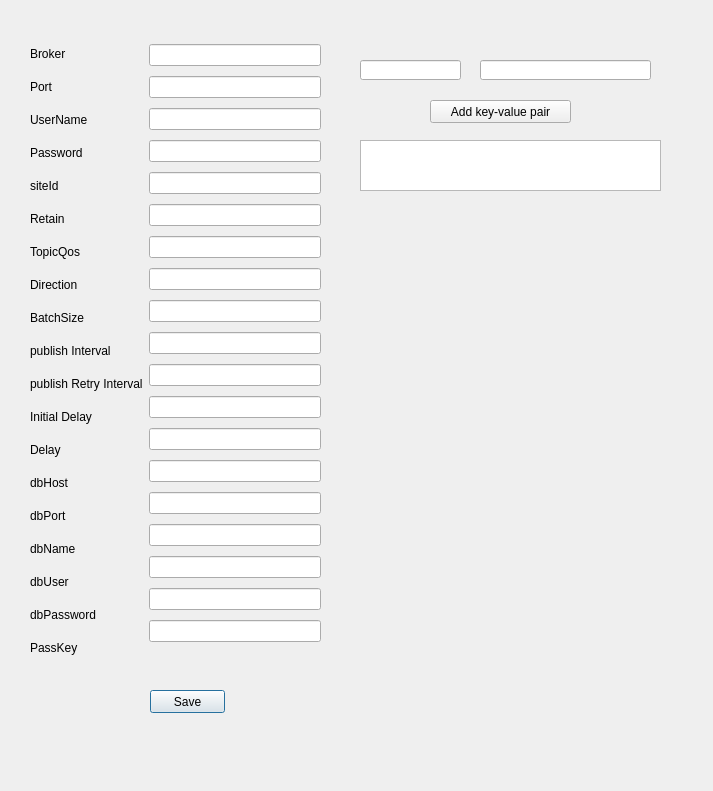
Qt form Config_GUI.ui (SathwiCh/E2C_GUI_pyqt5) before a commit.
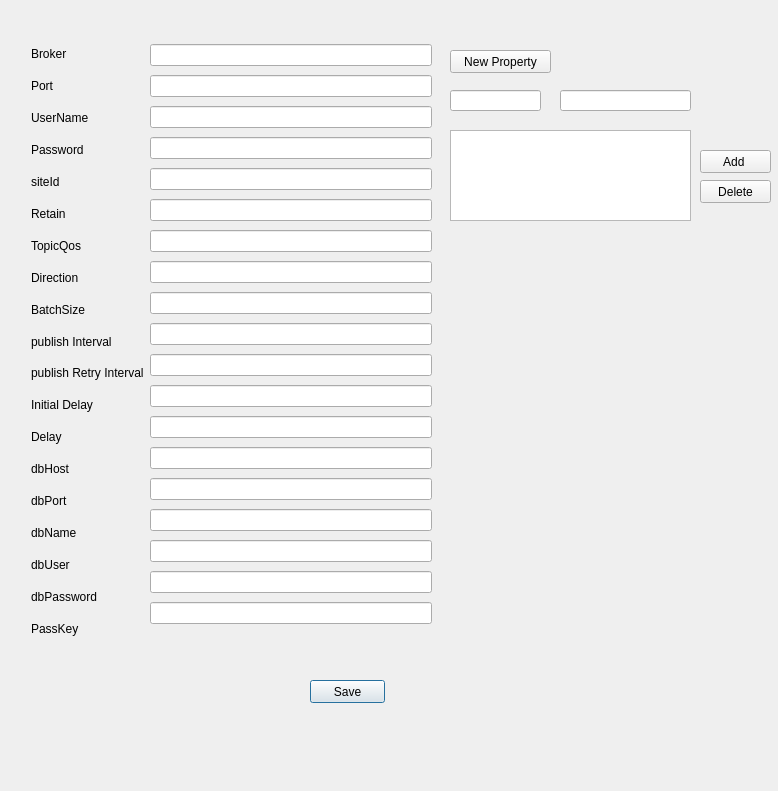
The same form after that commit.

```diff
--- a/Config_GUI.ui
+++ b/Config_GUI.ui
@@ -6,20 +6,115 @@
    <rect>
     <x>0</x>
     <y>0</y>
-    <width>713</width>
+    <width>778</width>
     <height>791</height>
    </rect>
   </property>
   <property name="windowTitle">
    <string>Dialog</string>
   </property>
-  <widget class="QWidget" name="layoutWidget">
+  <widget class="QPushButton" name="save_button">
    <property name="geometry">
     <rect>
-     <x>30</x>
-     <y>40</y>
-     <width>291</width>
-     <height>621</height>
+     <x>310</x>
+     <y>680</y>
+     <width>75</width>
+     <height>23</height>
+    </rect>
+   </property>
+   <property name="text">
+    <string>Save</string>
+   </property>
+  </widget>
+  <widget class="QLabel" name="status_label">
+   <property name="geometry">
+    <rect>
+     <x>250</x>
+     <y>730</y>
+     <width>241</width>
+     <height>31</height>
+    </rect>
+   </property>
+   <property name="text">
+    <string/>
+   </property>
+  </widget>
+  <widget class="QListWidget" name="key_value_list">
+   <property name="geometry">
+    <rect>
+     <x>450</x>
+     <y>130</y>
+     <width>241</width>
+     <height>91</height>
+    </rect>
+   </property>
+  </widget>
+  <widget class="QPushButton" name="add_button">
+   <property name="geometry">
+    <rect>
+     <x>700</x>
+     <y>150</y>
+     <width>71</width>
+     <height>23</height>
+    </rect>
+   </property>
+   <property name="text">
+    <string>Add </string>
+   </property>
+  </widget>
+  <widget class="QPushButton" name="add_input_fields">
+   <property name="geometry">
+    <rect>
+     <x>450</x>
+     <y>50</y>
+     <width>101</width>
+     <height>23</height>
+    </rect>
+   </property>
+   <property name="text">
+    <string>New Property</string>
+   </property>
+  </widget>
+  <widget class="QLineEdit" name="key_input">
+   <property name="geometry">
+    <rect>
+     <x>450</x>
+     <y>90</y>
+     <width>91</width>
+     <height>21</height>
+    </rect>
+   </property>
+  </widget>
+  <widget class="QLineEdit" name="value_input">
+   <property name="geometry">
+    <rect>
+     <x>560</x>
+     <y>90</y>
+     <width>131</width>
+     <height>21</height>
+    </rect>
+   </property>
+  </widget>
+  <widget class="QPushButton" name="delete_button">
+   <property name="geometry">
+    <rect>
+     <x>700</x>
+     <y>180</y>
+     <width>71</width>
+     <height>23</height>
+    </rect>
+   </property>
+   <property name="text">
+    <string>Delete</string>
+   </property>
+  </widget>
+  <widget class="QWidget" name="">
+   <property name="geometry">
+    <rect>
+     <x>31</x>
+     <y>41</y>
+     <width>401</width>
+     <height>601</height>
     </rect>
    </property>
    <layout class="QHBoxLayout" name="horizontalLayout">
@@ -227,75 +322,6 @@
     </item>
    </layout>
   </widget>
-  <widget class="QPushButton" name="save_button">
-   <property name="geometry">
-    <rect>
-     <x>150</x>
-     <y>690</y>
-     <width>75</width>
-     <height>23</height>
-    </rect>
-   </property>
-   <property name="text">
-    <string>Save</string>
-   </property>
-  </widget>
-  <widget class="QLabel" name="status_label">
-   <property name="geometry">
-    <rect>
-     <x>110</x>
-     <y>740</y>
-     <width>191</width>
-     <height>31</height>
-    </rect>
-   </property>
-   <property name="text">
-    <string/>
-   </property>
-  </widget>
-  <widget class="QLineEdit" name="value_input">
-   <property name="geometry">
-    <rect>
-     <x>480</x>
-     <y>60</y>
-     <width>171</width>
-     <height>20</height>
-    </rect>
-   </property>
-  </widget>
-  <widget class="QLineEdit" name="key_input">
-   <property name="geometry">
-    <rect>
-     <x>360</x>
-     <y>60</y>
-     <width>101</width>
-     <height>20</height>
-    </rect>
-   </property>
-  </widget>
-  <widget class="QListWidget" name="key_value_list">
-   <property name="geometry">
-    <rect>
-     <x>360</x>
-     <y>140</y>
-     <width>301</width>
-     <height>51</height>
-    </rect>
-   </property>
-  </widget>
-  <widget class="QPushButton" name="add_button">
-   <property name="geometry">
-    <rect>
-     <x>430</x>
-     <y>100</y>
-     <width>141</width>
-     <height>23</height>
-    </rect>
-   </property>
-   <property name="text">
-    <string>Add key-value pair</string>
-   </property>
-  </widget>
  </widget>
  <resources/>
  <connections/>
```
